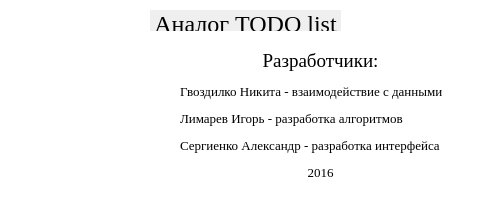
Qt form aboutwindow.ui (Normandez/ToDoList) before a commit.
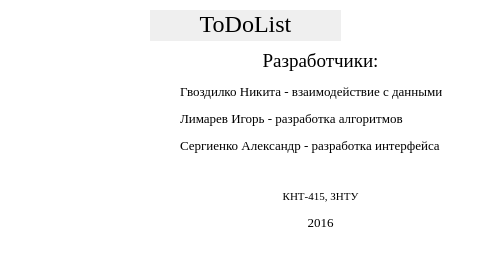
The same form after that commit. Icons and pictures are not drawn.

Commit message: Весь функционал готов! Остался только дизайн + тесты + справка и всё!

The edit to the form file:
```diff
--- a/aboutwindow.ui
+++ b/aboutwindow.ui
@@ -7,7 +7,7 @@
     <x>0</x>
     <y>0</y>
     <width>480</width>
-    <height>199</height>
+    <height>254</height>
    </rect>
   </property>
   <property name="autoFillBackground">
@@ -24,7 +24,7 @@
      <x>150</x>
      <y>10</y>
      <width>191</width>
-     <height>21</height>
+     <height>31</height>
     </rect>
    </property>
    <property name="font">
@@ -37,7 +37,7 @@
     <bool>true</bool>
    </property>
    <property name="text">
-    <string>&lt;html&gt;&lt;head/&gt;&lt;body&gt;&lt;p&gt;&lt;span style=&quot; font-size:18pt;&quot;&gt;Аналог TODO list&lt;/span&gt;&lt;/p&gt;&lt;/body&gt;&lt;/html&gt;</string>
+    <string>&lt;html&gt;&lt;head/&gt;&lt;body&gt;&lt;p&gt;&lt;span style=&quot; font-size:18pt;&quot;&gt;ToDoList&lt;/span&gt;&lt;/p&gt;&lt;/body&gt;&lt;/html&gt;</string>
    </property>
    <property name="alignment">
     <set>Qt::AlignHCenter|Qt::AlignTop</set>
@@ -46,10 +46,10 @@
   <widget class="QLabel" name="label_2">
    <property name="geometry">
     <rect>
-     <x>20</x>
-     <y>50</y>
-     <width>141</width>
-     <height>131</height>
+     <x>10</x>
+     <y>49</y>
+     <width>151</width>
+     <height>151</height>
     </rect>
    </property>
    <property name="text">
@@ -68,7 +68,7 @@
      <x>180</x>
      <y>50</y>
      <width>281</width>
-     <height>131</height>
+     <height>191</height>
     </rect>
    </property>
    <property name="font">
@@ -77,7 +77,17 @@
     </font>
    </property>
    <property name="text">
-    <string>&lt;html&gt;&lt;head/&gt;&lt;body&gt;&lt;p align=&quot;center&quot;&gt;&lt;span style=&quot; font-size:14pt;&quot;&gt;Разработчики:&lt;/span&gt;&lt;/p&gt;&lt;p&gt;&lt;span style=&quot; font-size:10pt;&quot;&gt;Гвоздилко Никита - взаимодействие с данными&lt;/span&gt;&lt;/p&gt;&lt;p&gt;&lt;span style=&quot; font-size:10pt;&quot;&gt;Лимарев Игорь - разработка алгоритмов&lt;/span&gt;&lt;/p&gt;&lt;p&gt;&lt;span style=&quot; font-size:10pt;&quot;&gt;Сергиенко Александр - разработка интерфейса&lt;/span&gt;&lt;/p&gt;&lt;p align=&quot;center&quot;&gt;&lt;span style=&quot; font-size:10pt;&quot;&gt;2016&lt;br/&gt;&lt;/span&gt;&lt;/p&gt;&lt;/body&gt;&lt;/html&gt;</string>
+    <string>&lt;!DOCTYPE HTML PUBLIC &quot;-//W3C//DTD HTML 4.0//EN&quot; &quot;http://www.w3.org/TR/REC-html40/strict.dtd&quot;&gt;
+&lt;html&gt;&lt;head&gt;&lt;meta name=&quot;qrichtext&quot; content=&quot;1&quot; /&gt;&lt;style type=&quot;text/css&quot;&gt;
+p, li { white-space: pre-wrap; }
+&lt;/style&gt;&lt;/head&gt;&lt;body style=&quot; font-family:'Times New Roman'; font-size:8pt; font-weight:400; font-style:normal;&quot;&gt;
+&lt;p align=&quot;center&quot; style=&quot; margin-top:12px; margin-bottom:12px; margin-left:0px; margin-right:0px; -qt-block-indent:0; text-indent:0px;&quot;&gt;&lt;span style=&quot; font-size:14pt;&quot;&gt;Разработчики:&lt;/span&gt;&lt;/p&gt;
+&lt;p style=&quot; margin-top:12px; margin-bottom:12px; margin-left:0px; margin-right:0px; -qt-block-indent:0; text-indent:0px;&quot;&gt;&lt;span style=&quot; font-size:10pt;&quot;&gt;Гвоздилко Никита - взаимодействие с данными&lt;/span&gt;&lt;/p&gt;
+&lt;p style=&quot; margin-top:12px; margin-bottom:12px; margin-left:0px; margin-right:0px; -qt-block-indent:0; text-indent:0px;&quot;&gt;&lt;span style=&quot; font-size:10pt;&quot;&gt;Лимарев Игорь - разработка алгоритмов&lt;/span&gt;&lt;/p&gt;
+&lt;p style=&quot; margin-top:12px; margin-bottom:12px; margin-left:0px; margin-right:0px; -qt-block-indent:0; text-indent:0px;&quot;&gt;&lt;span style=&quot; font-size:10pt;&quot;&gt;Сергиенко Александр - разработка интерфейса&lt;/span&gt;&lt;/p&gt;
+&lt;p align=&quot;center&quot; style=&quot;-qt-paragraph-type:empty; margin-top:12px; margin-bottom:12px; margin-left:0px; margin-right:0px; -qt-block-indent:0; text-indent:0px;&quot;&gt;&lt;br /&gt;&lt;/p&gt;
+&lt;p align=&quot;center&quot; style=&quot; margin-top:12px; margin-bottom:12px; margin-left:0px; margin-right:0px; -qt-block-indent:0; text-indent:0px;&quot;&gt;КНТ-415, ЗНТУ&lt;/p&gt;
+&lt;p align=&quot;center&quot; style=&quot; margin-top:12px; margin-bottom:12px; margin-left:0px; margin-right:0px; -qt-block-indent:0; text-indent:0px;&quot;&gt;&lt;span style=&quot; font-size:10pt;&quot;&gt;2016&lt;br /&gt;&lt;/span&gt;&lt;/p&gt;&lt;/body&gt;&lt;/html&gt;</string>
    </property>
   </widget>
  </widget>
```
The commit also changes 7 other files.
